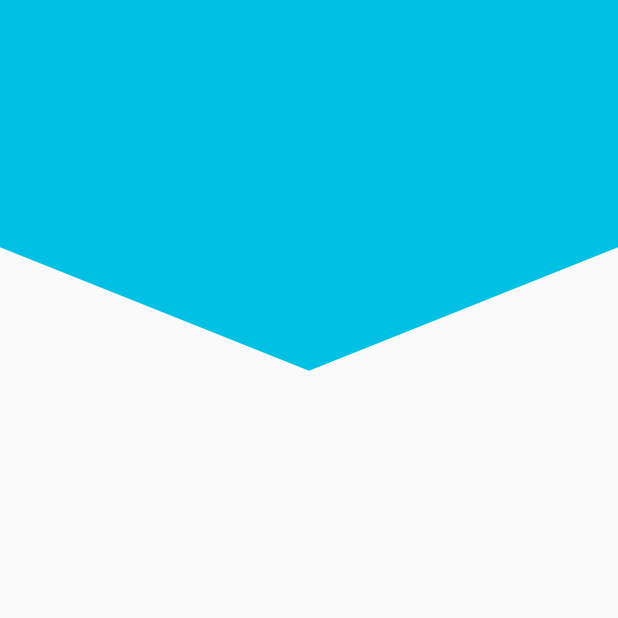
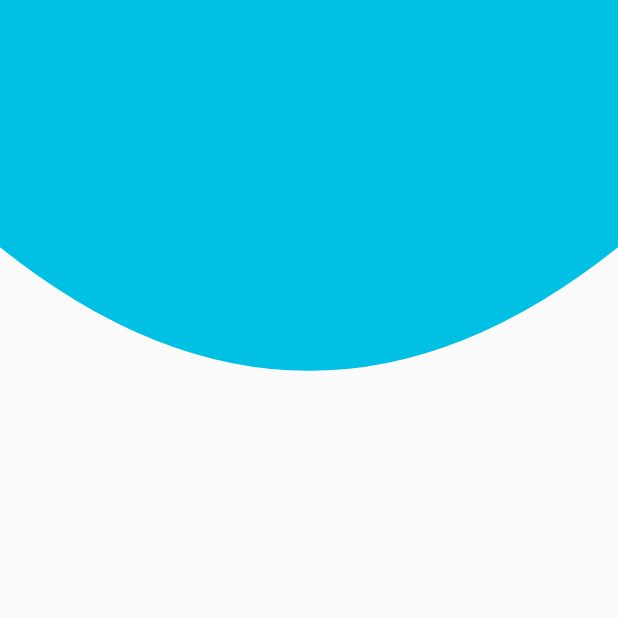
Before and after one commit to ChristianMocha/Backgraound_Flutter, a Flutter app: the screen it shows after launch, on a phone screen of 412 x 824 dp, the top half of it. Run offline on Flutter 3.47's test engine with Material 2 defaults, Android fonts, the phone set to English and light mode, and no system bars.

Commit message:
header curvo

```diff
--- a/lib/src/pages/headers_page.dart
+++ b/lib/src/pages/headers_page.dart
@@ -6,6 +6,6 @@ class HeadersPage extends StatelessWidget {
 
   @override
   Widget build(BuildContext context) {
-    return Scaffold(body: HeaderPico());
+    return Scaffold(body: HeaderCurvo());
   }
 }
--- a/lib/src/widgets/headers.dart
+++ b/lib/src/widgets/headers.dart
@@ -147,3 +147,44 @@ class _headerPicoPainter extends CustomPainter {
     return true;
   }
 }
+
+class HeaderCurvo extends StatelessWidget {
+  @override
+  Widget build(BuildContext context) {
+    return Container(
+      height: double.infinity,
+      width: double.infinity,
+      // color: Color(0xff00C1E3),
+      child: CustomPaint(
+        painter: _headerCurvoPainter(),
+      ),
+    );
+  }
+}
+
+class _headerCurvoPainter extends CustomPainter {
+  @override
+  void paint(Canvas canvas, Size size) {
+    final lapiz = new Paint();
+
+    // propiedadess
+    lapiz.color = Color(0xff00C1E3);
+    lapiz.style = PaintingStyle.fill; //.fill .stroke
+    lapiz.strokeWidth = 5;
+
+    final path = new Path();
+
+    // Dibujar con el path y el lapiz
+    path.lineTo(0, size.height * .20);
+    path.quadraticBezierTo(
+        size.width * .5, size.height * .4, size.width, size.height * .20);
+    path.lineTo(size.width, 0);
+
+    canvas.drawPath(path, lapiz);
+  }
+
+  @override
+  bool shouldRepaint(covariant CustomPainter oldDelegate) {
+    return true;
+  }
+}
```
